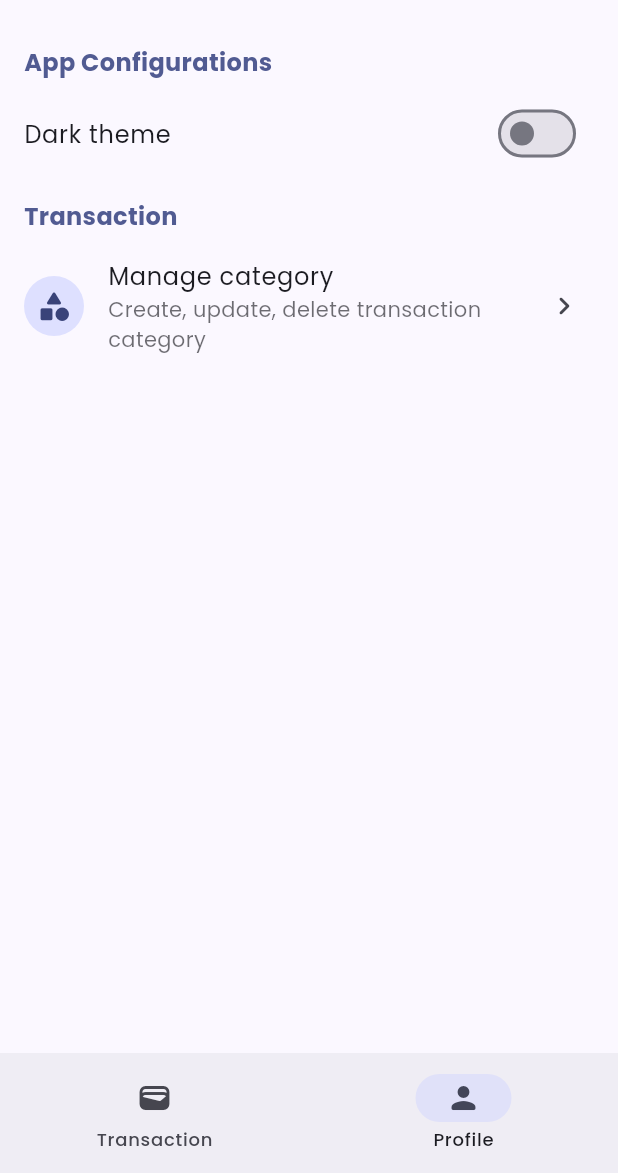
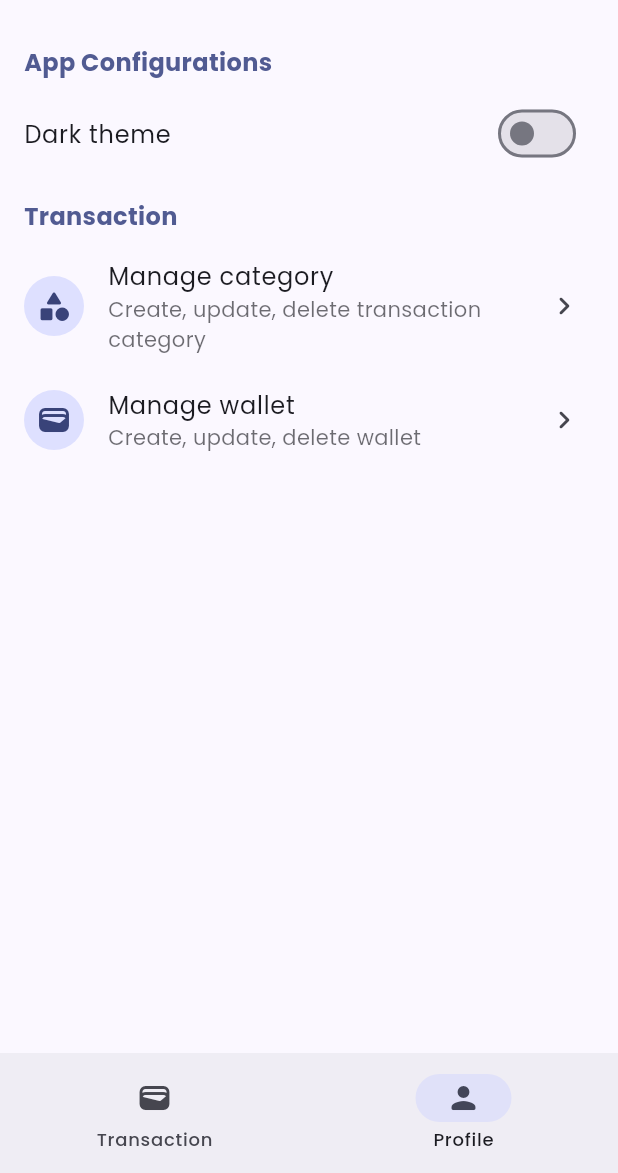
Before and after one commit to rizalanggoro/work-it, a Flutter app: the screen it shows after launch, item 2 of the bottom bar chosen, on a phone screen of 412 x 824 dp, the part 63-1236 px from its top. Run offline on Flutter 3.47's test engine with Material 2 defaults, Android fonts, the light colour scheme and no system bars; our stand-ins replace get, get_storage, google_fonts, isar; accounts and stored records are empty; generated files the repository leaves out were written again.

Commit message:
[add] manage wallet page

```diff
--- a/lib/app/routes.dart
+++ b/lib/app/routes.dart
@@ -11,12 +11,17 @@ import 'package:work_it/ui/pages/home/modules/transaction/binding.dart';
 import 'package:work_it/ui/pages/home/view.dart';
 import 'package:work_it/ui/pages/manage_transaction_category/binding.dart';
 import 'package:work_it/ui/pages/manage_transaction_category/view.dart';
+import 'package:work_it/ui/pages/manage_wallet/binding.dart';
+import 'package:work_it/ui/pages/manage_wallet/view.dart';
 
 abstract class Routes {
   static const home = '/';
   static const createTransaction = '/create-transaction';
   static const createTransactionCategory = '/create-transaction-category';
+
   static const manageTransactionCategory = '/manage-transaction-category';
+  static const manageWallet = '/manage-wallet';
+
   static const detailTransaction = '/detail-transaction';
 
   static final pages = [
@@ -48,6 +53,11 @@ abstract class Routes {
       page: () => const ManageTransactionCategoryView(),
       binding: ManageTransactionCategoryBinding(),
     ),
+    GetPage(
+      name: manageWallet,
+      page: () => const ManageWalletView(),
+      binding: ManageWalletBinding(),
+    ),
 
     // todo: detail
     GetPage(
--- a/lib/ui/pages/home/modules/profile/controller.dart
+++ b/lib/ui/pages/home/modules/profile/controller.dart
@@ -12,5 +12,7 @@ class HomeProfileController extends GetxController {
   void toManageTransactionCategory() =>
       Get.toNamed(Routes.manageTransactionCategory);
 
+  void toManageWallet() => Get.toNamed(Routes.manageWallet);
+
   void switchBrightness() => themeService.switchTheme();
 }
--- a/lib/ui/pages/home/modules/profile/view.dart
+++ b/lib/ui/pages/home/modules/profile/view.dart
@@ -87,6 +87,29 @@ class HomeProfileView extends GetView<HomeProfileController> {
                 Icons.chevron_right_rounded,
               ),
             ),
+            ListTile(
+              onTap: () => controller.toManageWallet(),
+              leading: const CircleAvatar(
+                child: Icon(
+                  Icons.wallet_rounded,
+                ),
+              ),
+              title: Text(
+                'Manage wallet',
+                style: TextStyle(
+                  color: colorScheme.onBackground,
+                ),
+              ),
+              subtitle: Text(
+                'Create, update, delete wallet',
+                style: TextStyle(
+                  color: colorScheme.onBackground.withOpacity(.64),
+                ),
+              ),
+              trailing: const Icon(
+                Icons.chevron_right_rounded,
+              ),
+            ),
           ],
         ),
       ),
--- /dev/null
+++ b/lib/ui/pages/manage_wallet/binding.dart
@@ -0,0 +1,9 @@
+import 'package:get/get.dart';
+import 'package:work_it/ui/pages/manage_wallet/controller.dart';
+
+class ManageWalletBinding extends Bindings {
+  @override
+  void dependencies() {
+    Get.put(ManageWalletController());
+  }
+}
--- /dev/null
+++ b/lib/ui/pages/manage_wallet/controller.dart
@@ -0,0 +1,3 @@
+import 'package:get/get.dart';
+
+class ManageWalletController extends GetxController {}
--- a/pubspec.yaml
+++ b/pubspec.yaml
@@ -3,6 +3,11 @@ description: A new Flutter project.
 publish_to: 'none'
 
 version: 1.0.0+1
+
+scripts:
+  done: "rps build && rps release"
+  build: "flutter build apk --split-per-abi"
+  release: "gh release create v1.0.0 build/app/outputs/flutter-apk/app-arm64-v8a-release.apk build/app/outputs/flutter-apk/app-armeabi-v7a-release.apk"
 
 environment:
   sdk: '>=2.19.0-444.6.beta <3.0.0'
```
Also changed, not shown: lib/ui/pages/manage_wallet/view.dart (added, +19 -0 lines).
